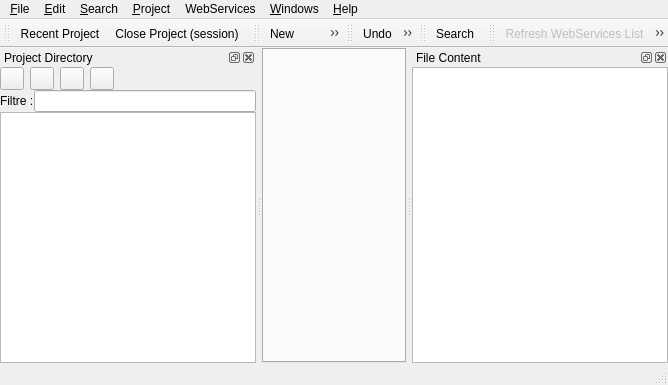
First picture: the form in ui/mainform.ui, repository phoenix741/xinx, before the edit.
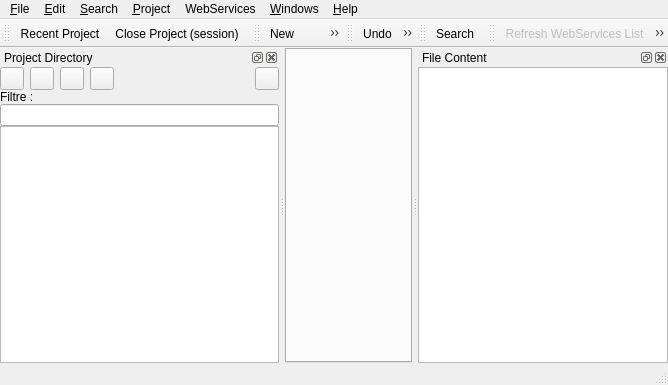
Second picture: the form after the edit. Icons and pictures are not drawn. Custom widgets are drawn as their Qt base class.

Commit message: Filtre à plat

```diff
--- a/ui/mainform.ui
+++ b/ui/mainform.ui
@@ -21,7 +21,7 @@
      <number>0</number>
     </property>
     <property name="spacing" >
-     <number>6</number>
+     <number>0</number>
     </property>
     <item row="0" column="0" >
      <widget class="TabEditor" name="m_tabEditors" />
@@ -243,24 +243,14 @@
     <number>1</number>
    </attribute>
    <widget class="QWidget" name="dockWidgetContents_2" >
-    <layout class="QGridLayout" >
+    <layout class="QVBoxLayout" >
      <property name="margin" >
       <number>0</number>
      </property>
      <property name="spacing" >
       <number>0</number>
      </property>
-     <item row="2" column="0" colspan="2" >
-      <widget class="QTreeView" name="m_projectDirectoryTreeView" />
-     </item>
-     <item row="1" column="0" >
-      <widget class="QLabel" name="label" >
-       <property name="text" >
-        <string>Filtre :</string>
-       </property>
-      </widget>
-     </item>
-     <item row="0" column="0" colspan="2" >
+     <item>
       <layout class="QHBoxLayout" >
        <property name="margin" >
         <number>0</number>
@@ -321,11 +311,31 @@
          </property>
         </spacer>
        </item>
+       <item>
+        <widget class="QToolButton" name="m_flatListBtn" >
+         <property name="icon" >
+          <iconset resource="../images/application.qrc" >:/flatlist.png</iconset>
+         </property>
+         <property name="checkable" >
+          <bool>true</bool>
+         </property>
+        </widget>
+       </item>
       </layout>
      </item>
-     <item row="1" column="1" >
+     <item>
+      <widget class="QLabel" name="label" >
+       <property name="text" >
+        <string>Filtre :</string>
+       </property>
+      </widget>
+     </item>
+     <item>
       <widget class="QLineEdit" name="m_filtreLineEdit" />
      </item>
+     <item>
+      <widget class="QTreeView" name="m_projectDirectoryTreeView" />
+     </item>
     </layout>
    </widget>
   </widget>
```
Left out of the diff: 2 changed lines with no effect on the pictures. The commit also changes 11 other files.
